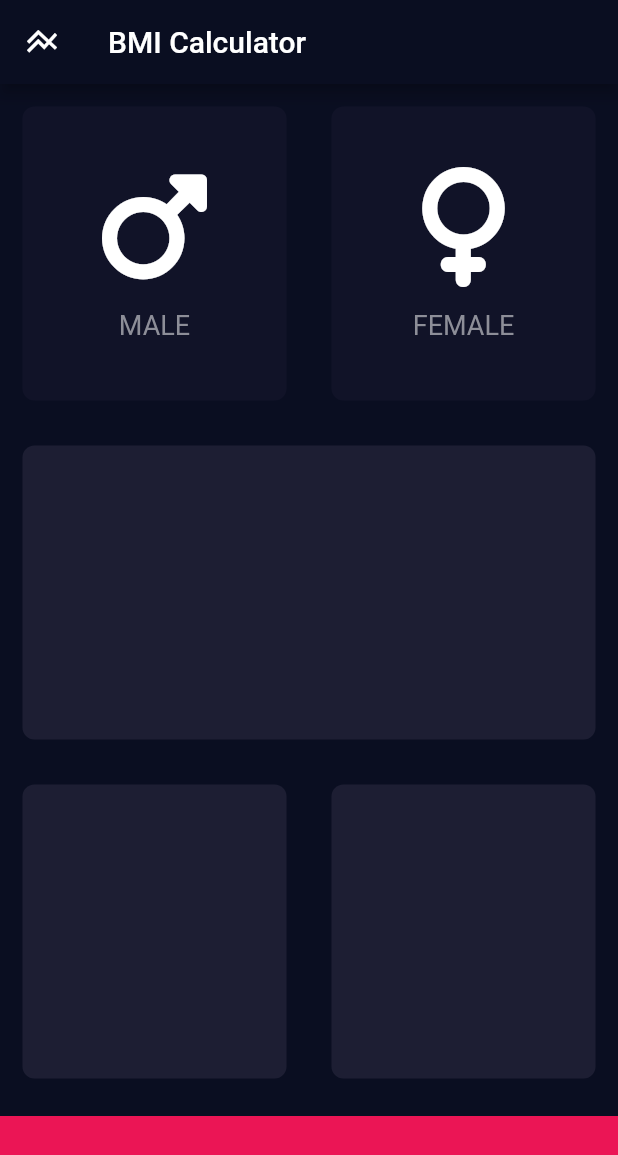
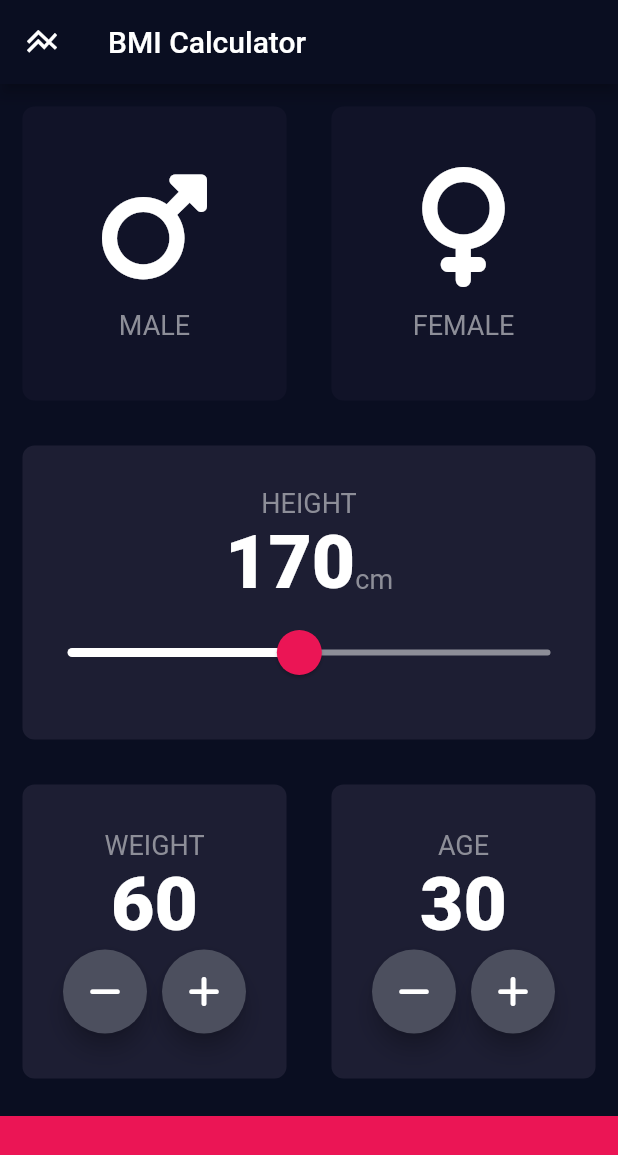
Before and after one commit to sanjiv576/mobileApp_flutter, a Flutter app: the screen it shows after launch, on a phone screen of 412 x 824 dp. Shown: the top 1155 px of the screen. Run offline on Flutter 3.47's test engine with Material 2 defaults, Android fonts, the phone set to English and light mode, and no system bars; our stand-ins replace audioplayers, font_awesome_flutter, rflutter_alert.

Commit message:
add custom button widget

```diff
--- a/bmi_calculator_flutter/lib/input_page.dart
+++ b/bmi_calculator_flutter/lib/input_page.dart
@@ -1,14 +1,16 @@
 import 'package:flutter/material.dart';
 import 'package:font_awesome_flutter/font_awesome_flutter.dart';
+// import custom widget for gender icons
 import 'icon_content.dart';
+// import custom widget for reusable container card
 import 'reusable_container_card.dart';
+// import constant properties
+import 'constants.dart';
 
-const bottomContainerHeight = 80.0;
-
-const Color activeCardColour = Color(0xFF1D1E33);
-const Color bottomContainerColour = Color(0xFFFEB1555);
-const Color inactiveCardColour = Color(0xFF111328);
 GenderType? selectedGender;
+int userHeight = 170;
+int userWeight = 60;
+int userAge = 30;
 
 // using enum for more readable instead of 0 , 1  for female and male
 // used enum when you have many options
@@ -37,24 +39,20 @@ class _InputPageState extends State<InputPage> {
           textAlign: TextAlign.center,
         ),
       ),
-      body: Column(children: <Widget>[
+      body: Column(
+          crossAxisAlignment: CrossAxisAlignment.stretch,
+          children: <Widget>[
             Expanded(
                 child: Row(
               children: <Widget>[
                 Expanded(
-              child: GestureDetector(
-                onTap: () {
-                  // print("Male icon is tapped");
+                  child: ReusableContainerCard(
+                    customOnPress: () {
                       setState(() {
-                    // old technique without using Ternary operator
-                    // updateColour(gender: GenderType.male);
-
                         selectedGender = GenderType.male;
                       });
                     },
-                child: ReusableContainerCard(
                     // Using Ternary Operation
-
                     colour: selectedGender == GenderType.male
                         ? activeCardColour
                         : inactiveCardColour,
@@ -62,18 +60,14 @@ class _InputPageState extends State<InputPage> {
                         genderIcon: FontAwesomeIcons.mars, gendertType: "MALE"),
                   ),
                 ),
-            ),
                 Expanded(
-              child: GestureDetector(
-                onTap: () {
+                  child: ReusableContainerCard(
+                    // passing function
+                    customOnPress: () {
                       setState(() {
-                    // old technique without using Ternary operator
-                    // updateColour(gender: GenderType.female);
-
                         selectedGender = GenderType.female;
                       });
                     },
-                child: ReusableContainerCard(
                     colour: selectedGender == GenderType.female
                         ? activeCardColour
                         : inactiveCardColour,
@@ -83,39 +77,192 @@ class _InputPageState extends State<InputPage> {
                     ),
                   ),
                 ),
-            ),
               ],
             )),
             Expanded(
-          child: ReusableContainerCard(colour: activeCardColour),
+              child: ReusableContainerCard(
+                colour: activeCardColour,
+                cardChild: Column(
+                  mainAxisAlignment: MainAxisAlignment.center,
+                  children: <Widget>[
+                    Text(
+                      'HEIGHT',
+                      style: kLabelTextStyle,
+                    ),
+                    Row(
+                      mainAxisAlignment: MainAxisAlignment.center,
+
+                      crossAxisAlignment: CrossAxisAlignment.baseline,
+                      // textBaseline is needed otherwise crossAxisAlignment throws error only in this case
+                      textBaseline: TextBaseline.alphabetic,
+
+                      children: <Widget>[
+                        Text(
+                          userHeight.toString(),
+                          style: kValueLableTextStyle,
+                        ),
+                        Text(
+                          'cm',
+                          style: kLabelTextStyle,
+                        ),
+                      ],
+                    ),
+                    SliderTheme(
+                      data: SliderTheme.of(context).copyWith(
+                        thumbShape:
+                            RoundSliderThumbShape(enabledThumbRadius: 15.0),
+                        overlayShape:
+                            RoundSliderOverlayShape(overlayRadius: 30),
+                        thumbColor: Color(0xFFEB1555),
+                        // 0x29 = 16% opacity
+                        overlayColor: Color(0x29EB1555),
+                        activeTrackColor: Colors.white,
+                        inactiveTrackColor: Color(0xFF8D8E98),
+                      ),
+                      child: Slider(
+                        // toDouble() --> converts int into double
+                        value: userHeight.toDouble(),
+                        min: 50.0,
+                        max: 300.0,
+                        // activeColor: Colors.white,
+                        // inactiveColor: Color(0xFF8D8E98),
+                        onChanged: (double newValue) {
+                          setState(() {
+                            // round() --> converts double into int
+                            userHeight = newValue.round();
+                          });
+                        },
+                      ),
+                    )
+                  ],
+                ),
+              ),
             ),
             Expanded(
                 child: Row(
               children: <Widget>[
                 Expanded(
-              child: ReusableContainerCard(colour: activeCardColour),
+                  child: ReusableContainerCard(
+                    colour: activeCardColour,
+                    cardChild: Column(
+                      mainAxisAlignment: MainAxisAlignment.center,
+                      children: <Widget>[
+                        Text('WEIGHT', style: kLabelTextStyle),
+                        Text(
+                          userWeight.toString(),
+                          style: kValueLableTextStyle,
+                        ),
+                        Row(
+                          mainAxisAlignment: MainAxisAlignment.center,
+                          children: [
+                            RoundIconButton(
+                              icon: FontAwesomeIcons.minus,
+                              onPressedCustom: () {
+                                setState(() {
+                                  userWeight--;
+                                });
+                              },
+                            ),
+                            SizedBox(
+                              width: 10.0,
+                            ),
+                            RoundIconButton(
+                              icon: FontAwesomeIcons.plus,
+                              onPressedCustom: () {
+                                setState(() {
+                                  userWeight++;
+                                });
+                              },
+                            ),
+                          ],
+                        ),
+                      ],
+                    ),
+                  ),
                 ),
                 Expanded(
-              child: ReusableContainerCard(colour: activeCardColour),
+                  child: ReusableContainerCard(
+                    colour: activeCardColour,
+                    cardChild: Column(
+                      mainAxisAlignment: MainAxisAlignment.center,
+                      children: <Widget>[
+                        Text('AGE', style: kLabelTextStyle),
+                        Text(
+                          userAge.toString(),
+                          style: kValueLableTextStyle,
+                        ),
+                        Row(
+                          mainAxisAlignment: MainAxisAlignment.center,
+                          children: [
+                            RoundIconButton(
+                              icon: FontAwesomeIcons.minus,
+                              onPressedCustom: () {
+                                setState(() {
+                                  userAge--;
+                                });
+                              },
+                            ),
+                            SizedBox(
+                              width: 10.0,
+                            ),
+                            RoundIconButton(
+                              icon: FontAwesomeIcons.plus,
+                              onPressedCustom: () {
+                                setState(() {
+                                  userAge++;
+                                });
+                              },
+                            ),
+                          ],
+                        ),
+                      ],
+                    ),
+                  ),
                 ),
               ],
             )),
             Container(
               // takes all width for all mobile devices
               width: double.infinity,
-          height: bottomContainerHeight,
+              height: kBottomContainerHeight,
               margin: EdgeInsets.only(top: 10.0),
-          color: bottomContainerColour,
+              color: kBottomContainerColour,
             )
           ]),
     );
   }
 }
 
+// custom Button widget
+
+class RoundIconButton extends StatelessWidget {
+  // const RoundIconButton({super.key});
+
+  final IconData? icon;
+  final VoidCallback onPressedCustom;
+  RoundIconButton({required this.icon, required this.onPressedCustom});
+
+  @override
+  Widget build(BuildContext context) {
+    return RawMaterialButton(
+      onPressed: onPressedCustom,
+      elevation: 6.0,
+      constraints: BoxConstraints.tightFor(
+        height: 56.0,
+        width: 56.0,
+      ),
+      shape: CircleBorder(),
+      fillColor: Color(0xFF4C4F5E),
+      child: Icon(icon),
+    );
+  }
+}
+
+
+
 //  custom Widget was here i.e IconContent
 
 //  custom Widget was here i.e ReusableContainerCard
-
 
 // old code
 
```
Lines whose indentation alone changed are shown as unchanged.
